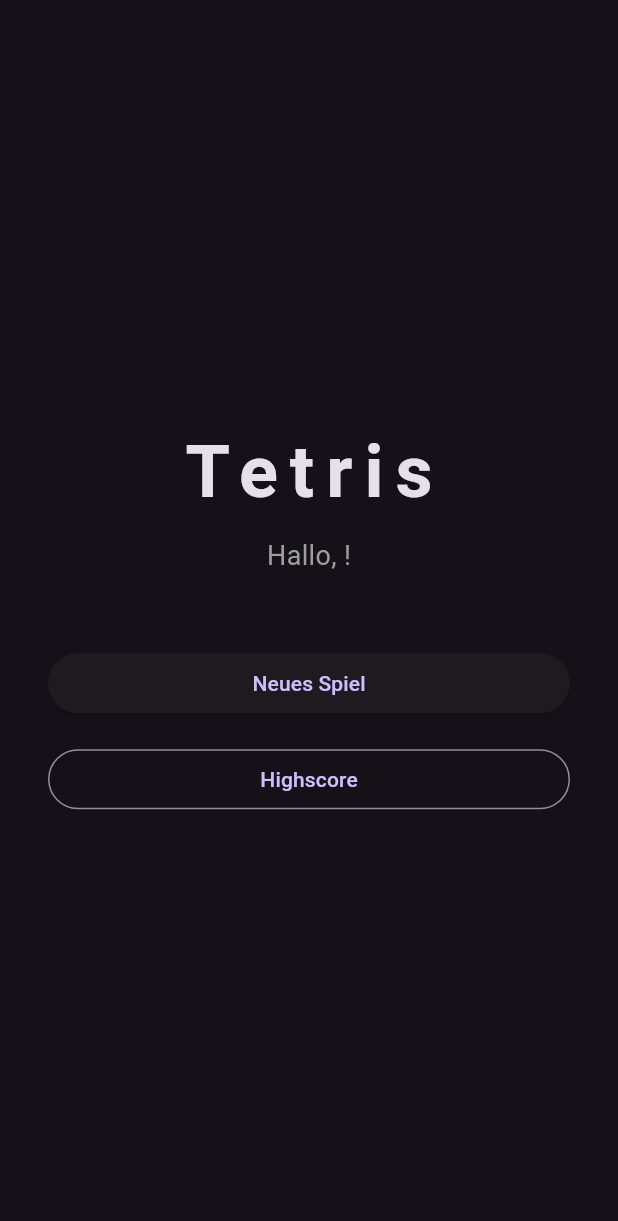
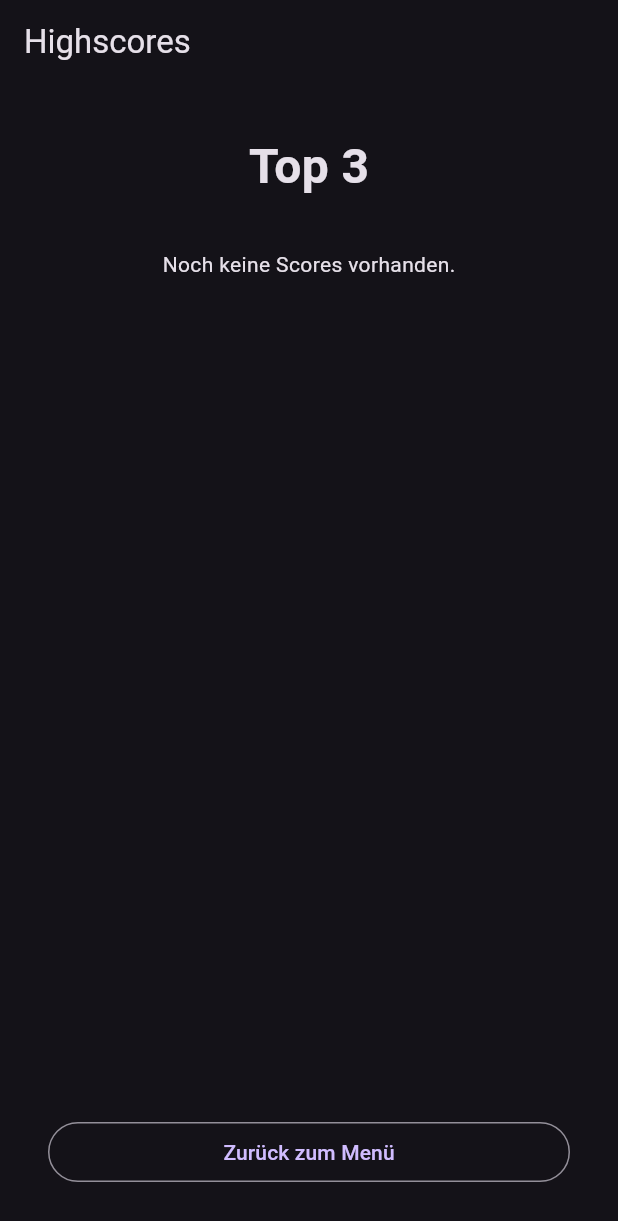
Before and after one commit to Mischa1337/Tetris-Flutter, a Flutter app: the HomeScreen screen opened directly with empty values, after a tap on "Highscore", on a phone screen of 412 x 824 dp. Shown: the top 1221 px of the screen. Run offline on Flutter 3.47's test engine with Material 3 defaults, Android fonts, the phone set to English and light mode, and no system bars.

Commit message:
feat: HighscoreScreen und ScoreBoard-Datenfluss komplett

```diff
--- /dev/null
+++ b/lib/screens/highscore_screen.dart
@@ -0,0 +1,53 @@
+import 'package:flutter/material.dart';
+import 'package:tetris_app/logic/score_board.dart';
+
+class HighscoreScreen extends StatelessWidget {
+  final ScoreBoard scoreBoard;
+
+  const HighscoreScreen({super.key, required this.scoreBoard});
+
+  @override
+  Widget build(BuildContext context) {
+    return Scaffold(
+      appBar: AppBar(
+        title: const Text('Highscores'),
+        automaticallyImplyLeading: false, // kein Zurück-Pfeil
+      ),
+      body: Padding(
+        padding: const EdgeInsets.all(32),
+        child: Column(
+          children: [
+            const Text(
+              'Top 3',
+              style: TextStyle(fontSize: 32, fontWeight: FontWeight.bold),
+            ),
+            const SizedBox(height: 32),
+            if (scoreBoard.entries.isEmpty)
+              const Text('Noch keine Scores vorhanden.')
+            else
+              ...scoreBoard.entries.asMap().entries.map((entry) {
+                final index = entry.key + 1;
+                final score = entry.value;
+                return ListTile(
+                  leading: Text(
+                    '$index.',
+                    style: const TextStyle(fontSize: 20),
+                  ),
+                  title: Text('${score.score} Punkte'),
+                  subtitle: Text('${score.lines} Linien'),
+                );
+              }),
+            const Spacer(),
+            SizedBox(
+              width: double.infinity,
+              child: OutlinedButton(
+                onPressed: () => Navigator.of(context).pop(),
+                child: const Text('Zurück zum Menü'),
+              ),
+            ),
+          ],
+        ),
+      ),
+    );
+  }
+}
--- a/lib/screens/home_screen.dart
+++ b/lib/screens/home_screen.dart
@@ -1,10 +1,17 @@
 import 'package:flutter/material.dart';
 import 'package:tetris_app/screens/game_screen.dart';
+import 'package:tetris_app/logic/score_board.dart';
+import 'package:tetris_app/screens/highscore_screen.dart';
 
 class HomeScreen extends StatelessWidget {
   final String playerName;
+  final ScoreBoard scoreBoard;
 
-  const HomeScreen({super.key, required this.playerName});
+  const HomeScreen({
+    super.key,
+    required this.playerName,
+    required this.scoreBoard,
+  });
 
   @override
   Widget build(BuildContext context) {
@@ -35,7 +42,10 @@
                   onPressed: () {
                     Navigator.of(context).push(
                       MaterialPageRoute(
-                        builder: (_) => GameScreen(playerName: playerName),
+                        builder: (_) => GameScreen(
+                          playerName: playerName,
+                          scoreBoard: scoreBoard,
+                        ),
                       ),
                     );
                   },
@@ -47,7 +57,11 @@
                 width: double.infinity,
                 child: OutlinedButton(
                   onPressed: () {
-                    // Highscore-Screen kommt später
+                    Navigator.of(context).push(
+                      MaterialPageRoute(
+                        builder: (_) => HighscoreScreen(scoreBoard: scoreBoard),
+                      ),
+                    );
                   },
                   child: const Text('Highscore'),
                 ),
```
Also changed, not shown: lib/screens/game_screen.dart (+16 -2 lines), lib/screens/login_screen.dart (+7 -3 lines).
